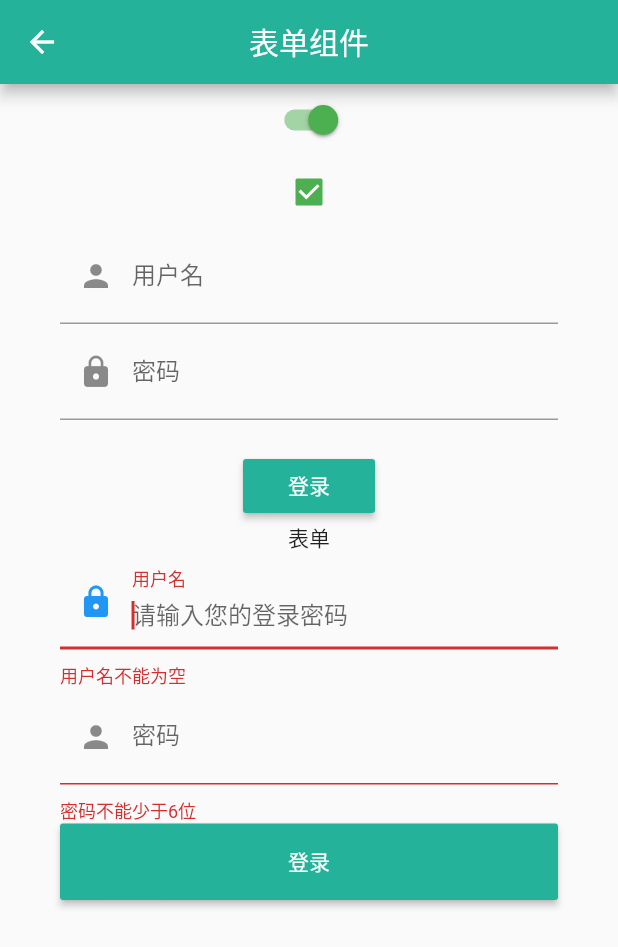
After one commit to guojiongwei/flutter-demo, a Flutter app: the screen it shows after launch, after a tap on "表单组件", on a phone screen of 412 x 824 dp. The commit adds this screen. Shown: the top 947 px of the screen. Run offline on Flutter 3.47's test engine with Material 2 defaults, Android fonts, the phone set to English and light mode, and no system bars; our stand-ins replace dio; network calls fail.

Commit message:
基础组件练习和自定义icon图标

```diff
--- a/lib/dao/check_dao.dart
+++ b/lib/dao/check_dao.dart
@@ -2,7 +2,7 @@
  * @Author: 郭炯韦
  * @Date: 2020-09-28 16:48:22
  * @LastEditTime: 2020-09-28 17:55:40
- * @LastEditors: Please set LastEditors
+ * @LastEditors:  郭炯韦
  * @Description: In User Settings Edit
  * @FilePath: \flutter-demo\lib\dao\check_dao.dart
  */
--- a/lib/main.dart
+++ b/lib/main.dart
@@ -1,7 +1,19 @@
+/*
+ * @Author: 郭炯韦
+ * @Date: 2020-09-08 08:47:26
+ * @LastEditTime: 2020-09-29 17:48:56
+ * @LastEditors: Please set LastEditors
+ * @Description: In User Settings Edit
+ * @FilePath: \flutter-demo\lib\main.dart
+ */
 import 'package:flutter/material.dart';
 import 'package:myapp/navgator/tab_navgator.dart';
-import 'package:myapp/pages/list_page.dart';
-import 'package:myapp/pages/life_cycle_page.dart';
+import 'package:myapp/pages/widget_page/life_cycle_page.dart';
+import 'package:myapp/pages/widget_page/text_page.dart';
+import 'package:myapp/pages/widget_page/button_page.dart';
+import 'package:myapp/pages/widget_page/image_page.dart';
+import 'package:myapp/pages/widget_page/form_page.dart';
+import 'package:myapp/pages/widget_page/progress_page.dart';
 
 void main() => runApp(MyApp());
 
@@ -13,8 +25,12 @@ class MyApp extends StatelessWidget {
       theme: ThemeData(primaryColor: Color.fromARGB(255, 36, 178, 155)),
       home: TabNavigator(),
       routes: {
-        'list': (context) => List(),
         'life_cycle': (context) => LifeCycle(),
+        'text_page': (context) => TextPage(),
+        'button_page': (context) => ButtonPage(),
+        'image_page': (context) => ImagePage(),
+        'form_page': (context) => FromPage(),
+        'progress_page': (context) => ProgressPage()
       },
     );
   }
--- a/lib/navgator/tab_navgator.dart
+++ b/lib/navgator/tab_navgator.dart
@@ -2,7 +2,7 @@
  * @Author: 郭炯韦
  * @Date: 2020-09-08 08:47:26
  * @LastEditTime: 2020-09-28 17:52:12
- * @LastEditors: Please set LastEditors
+ * @LastEditors:  郭炯韦
  * @Description: In User Settings Edit
  * @FilePath: \flutter-demo\lib\navgator\tab_navgator.dart
  */
--- a/lib/pages/check_page.dart
+++ b/lib/pages/check_page.dart
@@ -1,8 +1,8 @@
 /*
- * @Author: your name
+ * @Author: 郭炯韦
  * @Date: 2020-09-08 08:47:26
- * @LastEditTime: 2020-09-28 18:07:29
- * @LastEditors: Please set LastEditors
+ * @LastEditTime: 2020-09-29 15:47:47
+ * @LastEditors:  郭炯韦
  * @Description: In User Settings Edit
  * @FilePath: \flutter-demo\lib\pages\check.dart
  */
@@ -17,7 +17,7 @@ class Check extends StatefulWidget {
 class _Check extends State<Check> {
   @override
   void initState() {
-    print(checkListData);
+    // print(checkListData);
   }
 
   @override
@@ -28,6 +28,7 @@ class _Check extends State<Check> {
             '我的审核',
             style: TextStyle(color: Color.fromARGB(255, 255, 255, 255)),
           ),
+          centerTitle: true,
         ),
         body: ListView(children: <Widget>[
           Container(
--- a/lib/pages/home_page.dart
+++ b/lib/pages/home_page.dart
@@ -1,13 +1,13 @@
 /*
- * @Author: your name
+ * @Author: 郭炯韦
  * @Date: 2020-09-08 08:47:26
- * @LastEditTime: 2020-09-28 17:37:00
+ * @LastEditTime: 2020-09-29 17:48:30
  * @LastEditors: Please set LastEditors
- * @Description: In User Settings Edit
+ * @Description: 首页
  * @FilePath: \flutter-demo\lib\pages\home.dart
  */
 import 'package:flutter/material.dart';
-import 'package:myapp/pages/list_page.dart';
+import 'package:myapp/pages/widget_page/text_page.dart';
 // import 'package:myapp/pages/sdk_test/batterylevel.dart';
 
 class Home extends StatelessWidget {
@@ -15,25 +15,50 @@ class Home extends StatelessWidget {
   Widget build(BuildContext context) {
     return Scaffold(
       appBar: AppBar(
-          title: Text(
-        '首页',
-        style: TextStyle(color: Color.fromARGB(255, 255, 255, 255)),
-      )),
+        title: Text(
+          '首页',
+          style: TextStyle(color: Color.fromARGB(255, 255, 255, 255)),
+        ),
+        centerTitle: true,
+        brightness: Brightness.light,
+      ),
       body: Column(children: <Widget>[
-        Text('首页页面'),
         FlatButton(
-          child: Text('push去列表页面'),
+          child: Text('text组件'),
+          onPressed: () {
+            Navigator.pushNamed(context, 'text_page');
+          },
+        ),
+        FlatButton(
+          child: Text('push去Text组件页面'),
           onPressed: () {
             Navigator.push(context, MaterialPageRoute(builder: (context) {
-              return List();
+              return TextPage();
             }));
           },
         ),
-
         FlatButton(
-          child: Text('路由表去列表页面'),
+          child: Text('button组件'),
           onPressed: () {
-            Navigator.pushNamed(context, 'list');
+            Navigator.pushNamed(context, 'button_page');
+          },
+        ),
+        FlatButton(
+          child: Text('图片image组件'),
+          onPressed: () {
+            Navigator.pushNamed(context, 'image_page');
+          },
+        ),
+        FlatButton(
+          child: Text('表单组件'),
+          onPressed: () {
+            Navigator.pushNamed(context, 'form_page');
+          },
+        ),
+        FlatButton(
+          child: Text('进度条组件'),
+          onPressed: () {
+            Navigator.pushNamed(context, 'progress_page');
           },
         ),
         FlatButton(
--- a/lib/pages/user_page.dart
+++ b/lib/pages/user_page.dart
@@ -1,8 +1,8 @@
 /*
- * @Author: your name
+ * @Author: 郭炯韦
  * @Date: 2020-09-08 08:47:26
- * @LastEditTime: 2020-09-28 16:15:19
- * @LastEditors: your name
+ * @LastEditTime: 2020-09-29 15:48:18
+ * @LastEditors:  郭炯韦
  * @Description: In User Settings Edit
  * @FilePath: \flutter-demo\lib\pages\user.dart
  */
@@ -21,7 +21,12 @@ class _User extends State<User> {
   @override
   Widget build(BuildContext context) {
     return Scaffold(
-      appBar: AppBar(title: Text('我的')),
+      appBar: AppBar(
+          title: Text(
+            '我的',
+            style: TextStyle(color: Colors.white),
+          ),
+          centerTitle: true),
       body: Column(children: <Widget>[
         Text('我的页面'),
         FlatButton(
--- /dev/null
+++ b/lib/pages/widget_page/form_page.dart
@@ -0,0 +1,139 @@
+/*
+ * @Author: your name
+ * @Date: 2020-09-29 16:11:36
+ * @LastEditTime: 2020-09-29 17:25:36
+ * @LastEditors: Please set LastEditors
+ * @Description: In User Settings Edit
+ * @FilePath: \flutter-demo\lib\pages\widget_page\radio_page.dart
+ */
+import 'package:flutter/material.dart';
+
+class FromPage extends StatefulWidget {
+  @override
+  _FromPage createState() => _FromPage();
+}
+
+class _FromPage extends State<FromPage> {
+  bool _radioSelected = true;
+  bool _checkboxSelected = true;
+  TextEditingController _usernameController = TextEditingController();
+  TextEditingController _passwordController = TextEditingController();
+  GlobalKey _formKey = new GlobalKey<FormState>();
+  @override
+  Widget build(BuildContext context) {
+    return Scaffold(
+      appBar: AppBar(
+        title: Text('表单组件', style: TextStyle(color: Colors.white)),
+        centerTitle: true,
+        iconTheme: IconThemeData(color: Colors.white),
+      ),
+      body: Column(
+        children: [
+          Switch(
+            value: _radioSelected,
+            activeColor: Colors.green,
+            onChanged: (value) {
+              print(value);
+              setState(() {
+                _radioSelected = value;
+              });
+            },
+          ),
+          Checkbox(
+              value: _checkboxSelected,
+              activeColor: Colors.green,
+              onChanged: (value) {
+                setState(() {
+                  _checkboxSelected = value;
+                });
+              }),
+          Padding(
+            padding: EdgeInsets.fromLTRB(40, 0, 40, 20),
+            child: Column(
+              children: [
+                TextField(
+                  controller: _usernameController,
+                  decoration: InputDecoration(
+                      labelText: '用户名',
+                      hintText: '请输入您的用户名称',
+                      prefixIcon: Icon(Icons.person)),
+                ),
+                TextField(
+                  controller: _passwordController,
+                  decoration: InputDecoration(
+                      labelText: '密码',
+                      hintText: '请输入您的登录密码',
+                      prefixIcon: Icon(Icons.lock)),
+                  obscureText: true,
+                ),
+              ],
+            ),
+          ),
+          RaisedButton(
+            child: Text('登录', style: TextStyle(color: Colors.white)),
+            color: Color.fromARGB(255, 36, 178, 155),
+            onPressed: () {
+              final String username = _usernameController.text;
+              final String password = _passwordController.text;
+              print('姓名是$username,密码是$password');
+            },
+          ),
+          Text('表单'),
+          Form(
+              key: _formKey,
+              autovalidate: true,
+              child: Padding(
+                padding: EdgeInsets.fromLTRB(40, 0, 40, 0),
+                child: Column(
+                  children: [
+                    TextFormField(
+                      autofocus: true,
+                      controller: _passwordController,
+                      decoration: InputDecoration(
+                          labelText: '用户名',
+                          hintText: '请输入您的登录密码',
+                          prefixIcon: Icon(Icons.lock)),
+                      validator: (value) {
+                        return value.trim().length > 0 ? null : '用户名不能为空';
+                      },
+                    ),
+                    TextFormField(
+                        autofocus: true,
+                        controller: _usernameController,
+                        decoration: InputDecoration(
+                            labelText: '密码',
+                            hintText: '请输入您的用户名称',
+                            prefixIcon: Icon(Icons.person)),
+                        //校验密码
+                        validator: (value) {
+                          return value.trim().length > 5 ? null : "密码不能少于6位";
+                        }),
+                    // 登录按钮
+                    RaisedButton(
+                      padding: EdgeInsets.all(15.0),
+                      child: Center(child: Text("登录")),
+                      color: Theme.of(context).primaryColor,
+                      textColor: Colors.white,
+                      onPressed: () {
+                        //在这里不能通过此方式获取FormState，context不对
+                        //print(Form.of(context));
+
+                        // 通过_formKey.currentState 获取FormState后，
+                        // 调用validate()方法校验用户名密码是否合法，校验
+                        // 通过后再提交数据。
+                        if ((_formKey.currentState as FormState).validate()) {
+                          //验证通过提交数据
+                          print('验证通过');
+                        } else {
+                          print('验证失败');
+                        }
+                      },
+                    ),
+                  ],
+                ),
+              )),
+        ],
+      ),
+    );
+  }
+}
```
Also changed, not shown: lib/components/header.dart (+23 -17 lines), lib/components/my_icon.dart (added, +14 -0 lines), lib/pages/list_page.dart (deleted, +0 -17 lines), lib/pages/widget_page/button_page.dart (added, +65 -0 lines), lib/pages/widget_page/image_page.dart (added, +65 -0 lines), lib/pages/widget_page/progress_page.dart (added, +74 -0 lines), lib/pages/widget_page/text_page.dart (added, +71 -0 lines), pubspec.yaml (+5 -7 lines), fonts/iconfont.ttf (added), lib/pages/sdk_test_page/batterylevel_page.dart (renamed from lib/pages/sdk_test/batterylevel.dart), lib/pages/widget_page/life_cycle_page.dart (renamed from lib/pages/life_cycle_page.dart).
